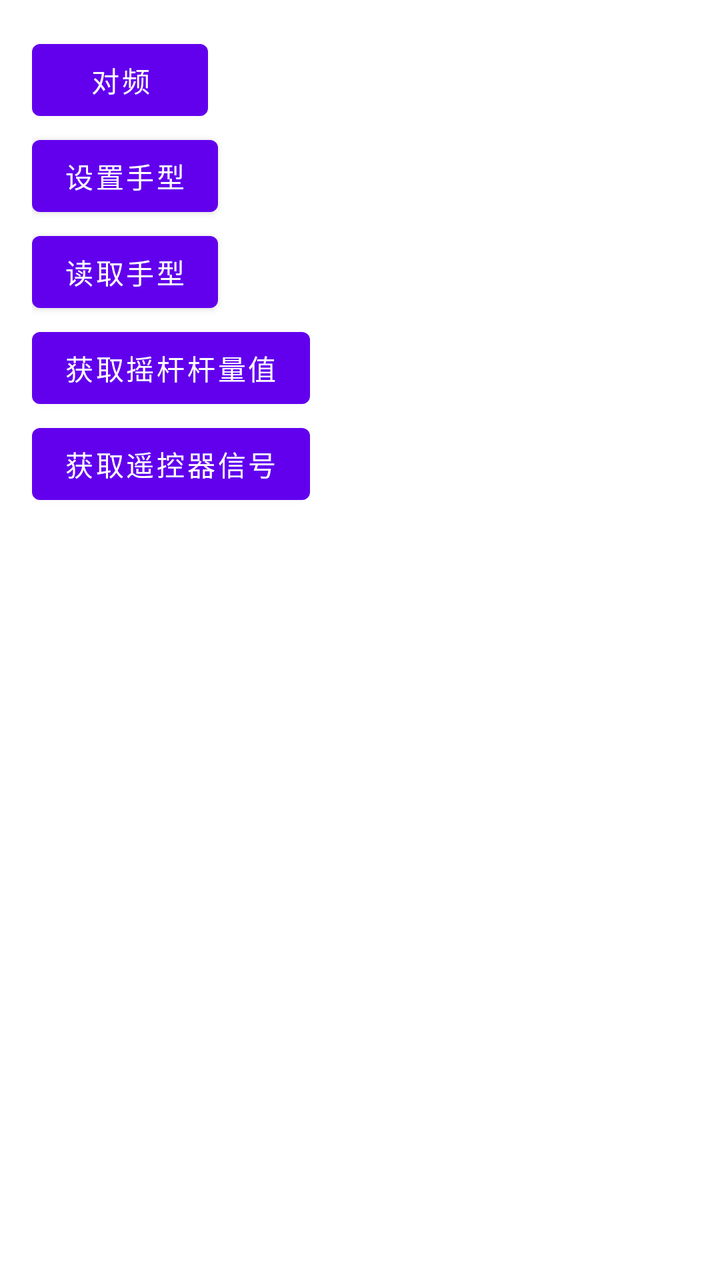
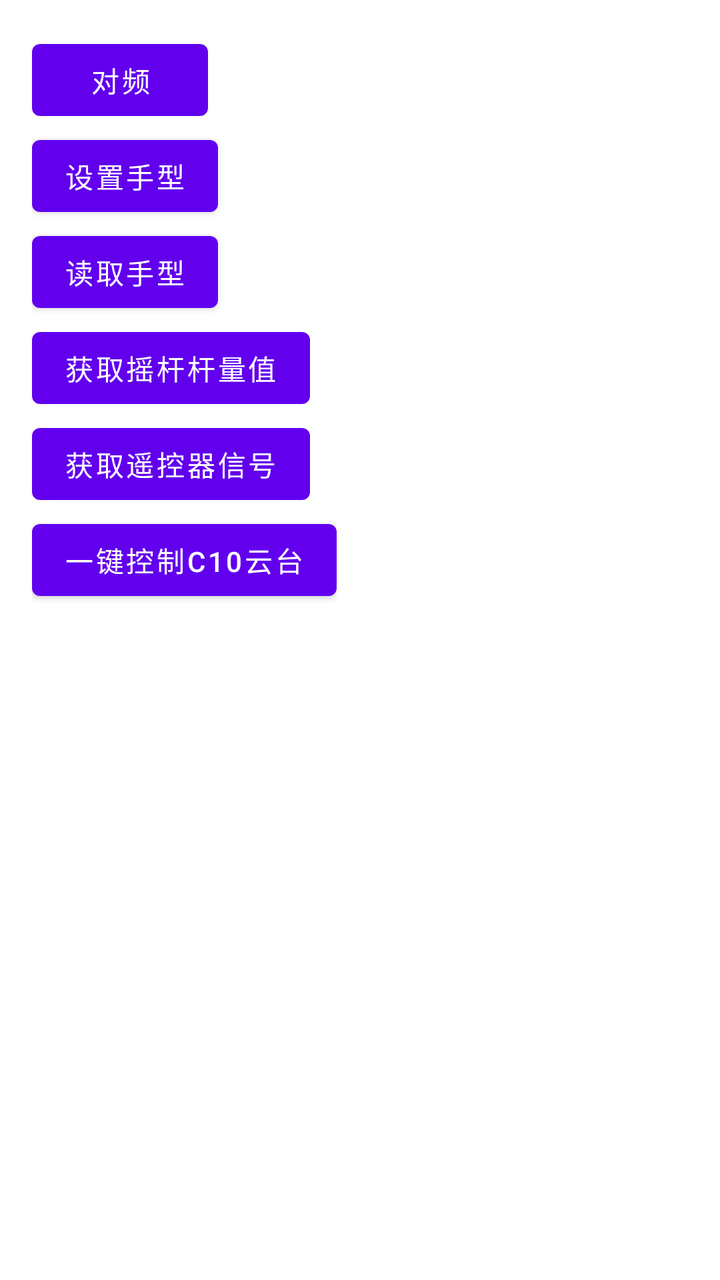

Compare the two renders of this Android layout. The source of the first and the diff that turns it into the second are given below.
<!-- AndroidManifest.xml: application theme Theme.RCSDK_Demo -->
<!-- res/layout/activity_home.xml -->
<?xml version="1.0" encoding="utf-8"?>
<LinearLayout xmlns:android="http://schemas.android.com/apk/res/android"
    android:orientation="horizontal"
    android:layout_width="match_parent"
    android:layout_height="match_parent">
    <ScrollView
        android:layout_width="wrap_content"
        android:layout_height="match_parent">
        <LinearLayout
            android:layout_width="match_parent"
            android:layout_height="wrap_content"
            android:orientation="vertical"
            android:layout_margin="16dp">
            <Button
                android:id="@+id/btn_pairing"
                android:layout_width="wrap_content"
                android:layout_height="wrap_content"
                android:text="对频"/>
            <Button
                android:id="@+id/btn_set_control_mode"
                android:layout_width="wrap_content"
                android:layout_height="wrap_content"
                android:text="设置手型"/>
            <Button
                android:id="@+id/btn_get_control_mode"
                android:layout_width="wrap_content"
                android:layout_height="wrap_content"
                android:text="读取手型"/>
            <Button
                android:id="@+id/btn_get_channels"
                android:layout_width="wrap_content"
                android:layout_height="wrap_content"
                android:text="获取摇杆杆量值"/>
            <Button
                android:id="@+id/btn_get_signal"
                android:layout_width="wrap_content"
                android:layout_height="wrap_content"
                android:text="获取遥控器信号"/>
        </LinearLayout>
    </ScrollView>
    <TextView
        android:id="@+id/tv_info"
        android:layout_width="0dp"
        android:layout_height="match_parent"
        android:layout_weight="1"
        android:layout_margin="16dp"/>
</LinearLayout>
<!-- resources referenced by this layout -->
<resources>
  <style name="Theme.RCSDK_Demo" parent="Theme.MaterialComponents.DayNight.DarkActionBar">
          
          <item name="colorPrimary">@color/purple_500</item>
          <item name="colorPrimaryVariant">@color/purple_700</item>
          <item name="colorOnPrimary">@color/white</item>
          
          <item name="colorSecondary">@color/teal_200</item>
          <item name="colorSecondaryVariant">@color/teal_700</item>
          <item name="colorOnSecondary">@color/black</item>
          
          <item name="android:statusBarColor" tools:targetApi="l">?attr/colorPrimaryVariant</item>
          
      </style>
  <color name="purple_500">#FF6200EE</color>
  <color name="purple_700">#FF3700B3</color>
  <color name="white">#FFFFFFFF</color>
  <color name="teal_200">#FF03DAC5</color>
  <color name="teal_700">#FF018786</color>
  <color name="black">#FF000000</color>
</resources>

<!-- the commit's change to res/layout/activity_home.xml (unified diff, before → after) -->
@@ -10,7 +10,7 @@
             android:layout_width="match_parent"
             android:layout_height="wrap_content"
             android:orientation="vertical"
-            android:layout_margin="16dp">
+            android:padding="16dp">
             <Button
                 android:id="@+id/btn_pairing"
                 android:layout_width="wrap_content"
@@ -36,6 +36,11 @@
                 android:layout_width="wrap_content"
                 android:layout_height="wrap_content"
                 android:text="获取遥控器信号"/>
+            <Button
+                android:id="@+id/btn_akey"
+                android:layout_width="wrap_content"
+                android:layout_height="wrap_content"
+                android:text="一键控制C10云台" />
         </LinearLayout>
     </ScrollView>
     <TextView
